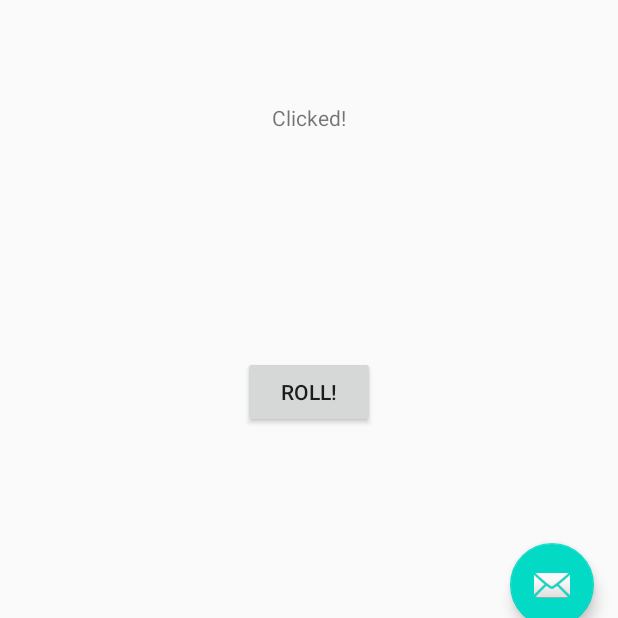
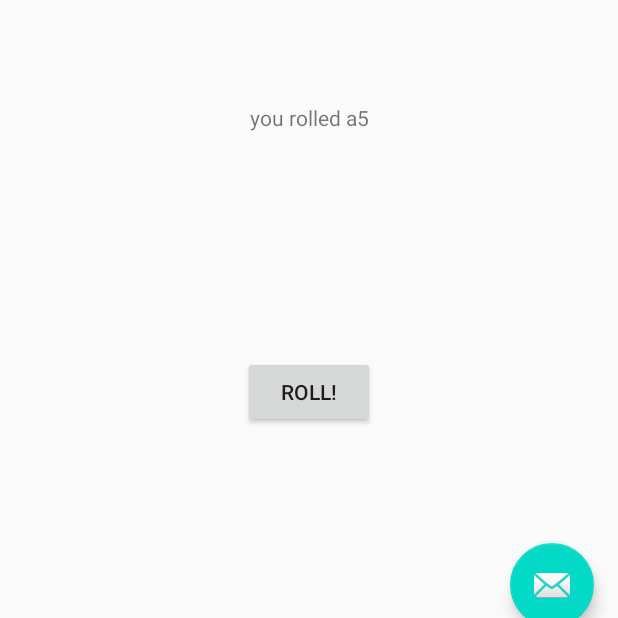
Before and after one commit to AbdoliSepehr8AMO1/DiceOut, an Android app: the MainActivity screen opened directly, with no data from a screen before it, after a tap on "ROLL!", on a phone screen of 412 x 824 dp, the part 585-1203 px from its top. Run offline under Robolectric (Android 15) with nearby library versions, the phone set to English and light mode, and no system bars; 1 statement that could not run was skipped.

Commit message:
Hoofdstuk klopt en heb het werkend

```diff
--- a/app/src/main/java/com/example/diceout/MainActivity.java
+++ b/app/src/main/java/com/example/diceout/MainActivity.java
@@ -30,8 +30,13 @@ public class MainActivity extends AppCompatActivity {
     //integer to hold our score
     int score;
 
+    //field to hold random number generated
+    Random rand;
 
-    Random rand;
+    //field to hold the die value
+    int die1;
+
+
 
 
 
@@ -66,9 +71,18 @@ public class MainActivity extends AppCompatActivity {
 
     public void rollDice(View v){
         rollResult.setText("Clicked!");
-        int num = rand.nextInt(6)+1;
-        String randomValue = "Number generated: " + num;
-        Toast.makeText(getApplicationContext(),randomValue,Toast.LENGTH_SHORT).show();
+//        int num = rand.nextInt(6)+1;
+//        String randomValue = "Number generated: " + num;
+//        Toast.makeText(getApplicationContext(),randomValue,Toast.LENGTH_SHORT).show();
+
+        //roll dice
+        die1 = rand.nextInt(6) + 1;
+
+        //build message with the result
+        String msg = "you rolled a" + die1;
+
+        //update the app to display the result message
+        rollResult.setText(msg);
 
     }
 
```
